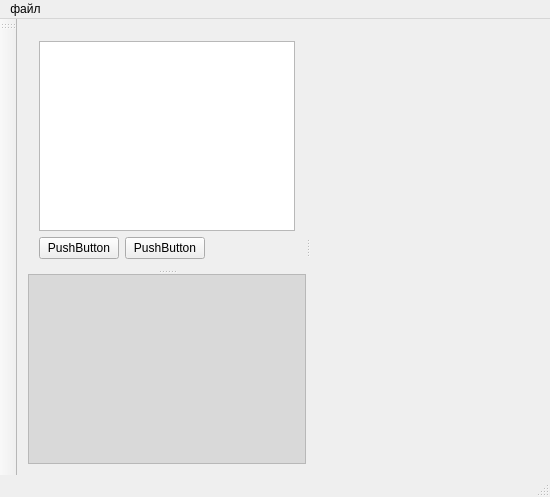
This is CraftTool/src/mainwindow.ui in rybchenkoa/craft-tool as Qt 5 draws it before an edit. The edited form follows.
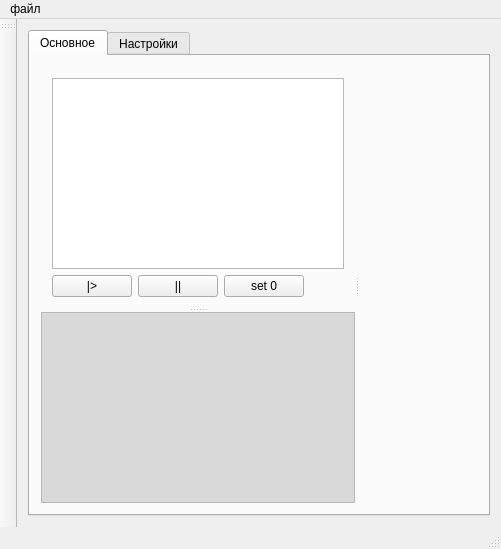
This is the edited form. Custom widgets are drawn as their Qt base class.

Commit message: Добавлена кнопка установки нуля. Добавлено движение станком с клавиатуры.

Diff of the .ui file:
```diff
--- a/CraftTool/src/mainwindow.ui
+++ b/CraftTool/src/mainwindow.ui
@@ -6,8 +6,8 @@
    <rect>
     <x>0</x>
     <y>0</y>
-    <width>550</width>
-    <height>473</height>
+    <width>501</width>
+    <height>518</height>
    </rect>
   </property>
   <property name="windowTitle">
@@ -34,7 +34,35 @@
    </property>
    <layout class="QHBoxLayout" name="horizontalLayout_2">
     <item>
+     <widget class="QTabWidget" name="tabWidget">
+      <property name="currentIndex">
+       <number>0</number>
+      </property>
+      <widget class="QWidget" name="tabView">
+       <property name="maximumSize">
+        <size>
+         <width>16777215</width>
+         <height>16777215</height>
+        </size>
+       </property>
+       <attribute name="title">
+        <string>Основное</string>
+       </attribute>
+       <layout class="QVBoxLayout" name="verticalLayout_2">
+        <item>
      <widget class="QSplitter" name="splitter_2">
+          <property name="sizePolicy">
+           <sizepolicy hsizetype="Expanding" vsizetype="Expanding">
+            <horstretch>0</horstretch>
+            <verstretch>0</verstretch>
+           </sizepolicy>
+          </property>
+          <property name="maximumSize">
+           <size>
+            <width>16777215</width>
+            <height>16777215</height>
+           </size>
+          </property>
       <property name="orientation">
        <enum>Qt::Horizontal</enum>
       </property>
@@ -65,14 +93,21 @@
            <item>
             <widget class="QPushButton" name="c_startButton">
              <property name="text">
-              <string>PushButton</string>
+                  <string>|&gt;</string>
              </property>
             </widget>
            </item>
            <item>
             <widget class="QPushButton" name="c_stopButton">
              <property name="text">
-              <string>PushButton</string>
+                  <string>||</string>
+                 </property>
+                </widget>
+               </item>
+               <item>
+                <widget class="QPushButton" name="c_set0Button">
+                 <property name="text">
+                  <string>set 0</string>
              </property>
             </widget>
            </item>
@@ -146,6 +181,18 @@
          <height>100</height>
         </size>
        </property>
+           <property name="focusPolicy">
+            <enum>Qt::StrongFocus</enum>
+           </property>
+          </widget>
+         </widget>
+        </item>
+       </layout>
+      </widget>
+      <widget class="QWidget" name="tabAdd">
+       <attribute name="title">
+        <string>Настройки</string>
+       </attribute>
       </widget>
      </widget>
     </item>
@@ -156,7 +203,7 @@
     <rect>
      <x>0</x>
      <y>0</y>
-     <width>550</width>
+     <width>501</width>
      <height>20</height>
     </rect>
    </property>
```
Lines whose indentation alone changed are shown as unchanged. The commit also changes 2 other files.
